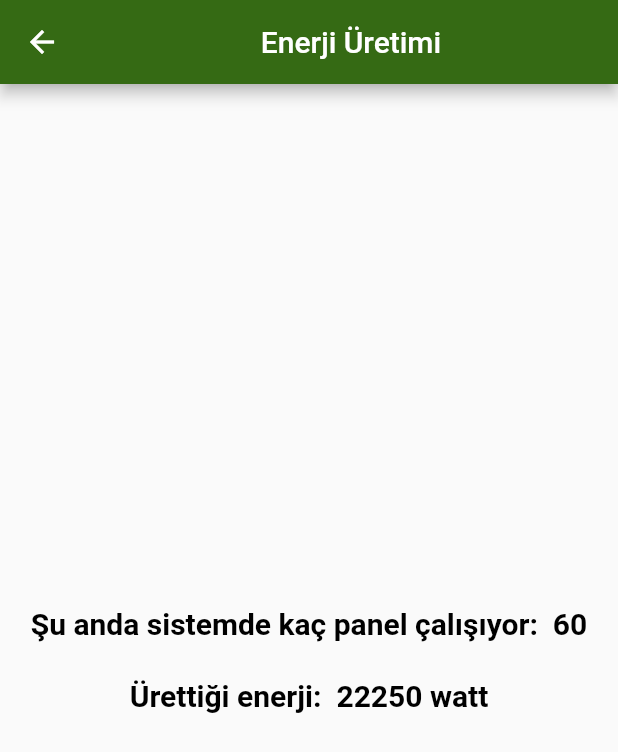
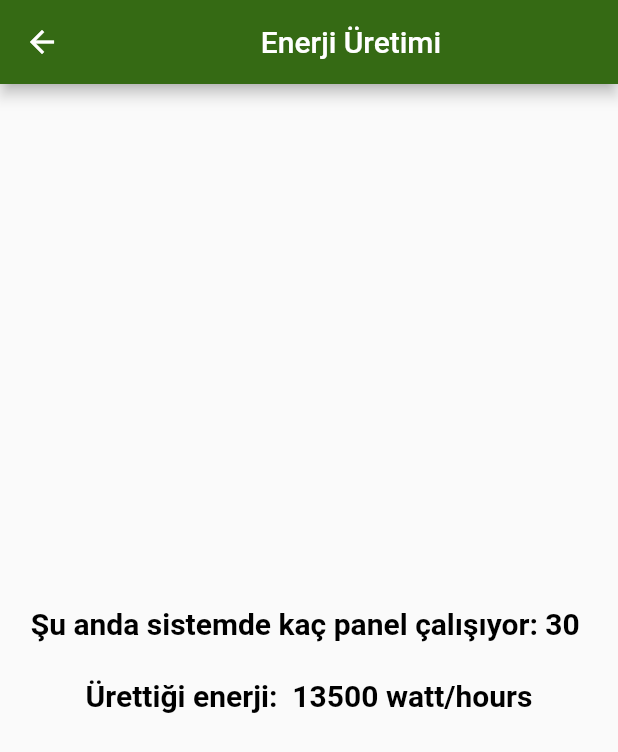
Before and after one commit to Meliih/green-house-flutter, a Flutter app: the Enerji screen opened directly, on a phone screen of 412 x 824 dp. Shown: the top 752 px of the screen. Run offline on Flutter 3.47's test engine with Material 2 defaults, Android fonts, the phone set to English and light mode, and no system bars; drawn by our look-alikes of auto_size_text.

Commit message:
final state of the project

```diff
--- a/lib/screens/Enerji.dart
+++ b/lib/screens/Enerji.dart
@@ -28,7 +28,8 @@ class _EnerjiState extends State<Enerji> {
                     decoration: BoxDecoration(
                         //color: Colors.green,
                         borderRadius: BorderRadius.all(Radius.circular(10))),
-                    child: AutoSizeText("Şu anda sistemde kaç panel çalışıyor:",
+                    child: AutoSizeText(
+                        "Şu anda sistemde kaç panel çalışıyor: 30 ",
                         textDirection: TextDirection.ltr,
                         //textAlign: TextAlign.justify,
                         maxLines: 3,
@@ -40,20 +41,6 @@ class _EnerjiState extends State<Enerji> {
                           fontWeight: FontWeight.w700,
                         )),
                   ),
-                  SizedBox(
-                    width: 10,
-                  ),
-                  Container(
-                    child: Text(
-                      "60",
-                      style: TextStyle(
-                        color: Colors.black,
-                        fontSize: 20,
-                        fontFamily: 'Roboto',
-                        fontWeight: FontWeight.w700,
-                      ),
-                    ),
-                  )
                 ],
               ),
               SizedBox(
@@ -83,7 +70,7 @@ class _EnerjiState extends State<Enerji> {
                   ),
                   Container(
                     child: Text(
-                      "22250 watt",
+                      "13500 watt/hours",
                       style: TextStyle(
                         color: Colors.black,
                         fontSize: 20,
--- a/lib/screens/EnerjiKullanimi.dart
+++ b/lib/screens/EnerjiKullanimi.dart
@@ -44,7 +44,7 @@ class _EnerjiKullanimiState extends State<EnerjiKullanimi> {
                     width: 10,
                   ),
                   Container(
-                    child: Text(
+                    child: AutoSizeText(
                       "17000 watt",
                       style: TextStyle(
                         color: Colors.black,
--- a/lib/screens/Verimlilik.dart
+++ b/lib/screens/Verimlilik.dart
@@ -13,7 +13,6 @@ class _VerimlilikState extends State<Verimlilik> {
   Widget build(BuildContext context) {
     return Scaffold(
       appBar: AppBar(
-        automaticallyImplyLeading: false,
         title: Center(child: Text('Verimlilik')),
         backgroundColor: Color.fromARGB(255, 53, 106, 20),
       ),
```
Also changed, not shown: assets/app_icon.png (added), 17 other files.
